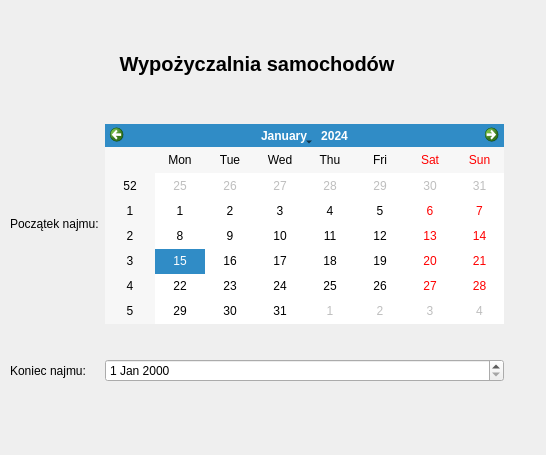
Jakub3Tp/Samochodzik, file layout.ui: the form before one commit.
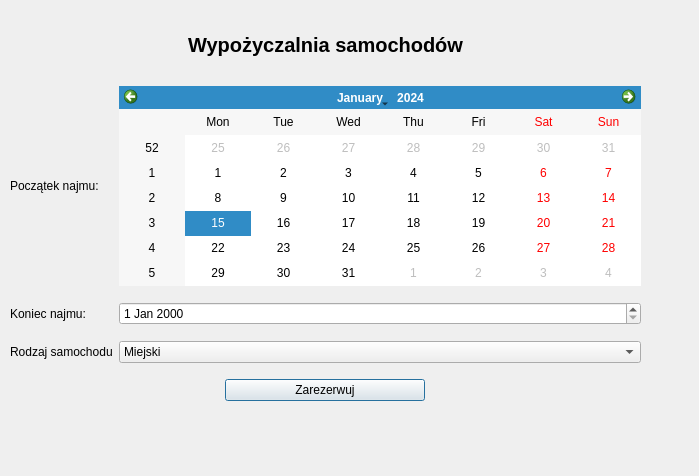
The form after the commit.

Diff of the .ui file:
```diff
--- a/layout.ui
+++ b/layout.ui
@@ -6,8 +6,8 @@
    <rect>
     <x>0</x>
     <y>0</y>
-    <width>546</width>
-    <height>455</height>
+    <width>699</width>
+    <height>476</height>
    </rect>
   </property>
   <property name="windowTitle">
@@ -18,18 +18,45 @@
     <rect>
      <x>10</x>
      <y>10</y>
-     <width>494</width>
+     <width>631</width>
      <height>401</height>
     </rect>
    </property>
    <layout class="QGridLayout" name="gridLayout">
-    <item row="1" column="0">
-     <widget class="QLabel" name="label_2">
+    <item row="3" column="0">
+     <widget class="QLabel" name="label_4">
       <property name="text">
-       <string>Początek najmu:</string>
+       <string>Rodzaj samochodu</string>
       </property>
      </widget>
     </item>
+    <item row="3" column="1">
+     <widget class="QComboBox" name="comboBox">
+      <item>
+       <property name="text">
+        <string>Miejski</string>
+       </property>
+      </item>
+      <item>
+       <property name="text">
+        <string>Kompakt</string>
+       </property>
+      </item>
+      <item>
+       <property name="text">
+        <string>Van</string>
+       </property>
+      </item>
+      <item>
+       <property name="text">
+        <string>Suv</string>
+       </property>
+      </item>
+     </widget>
+    </item>
+    <item row="2" column="1">
+     <widget class="QDateEdit" name="dateEdit"/>
+    </item>
     <item row="1" column="1">
      <widget class="QCalendarWidget" name="calendarWidget">
       <property name="maximumSize">
@@ -40,6 +67,13 @@
       </property>
      </widget>
     </item>
+    <item row="1" column="0">
+     <widget class="QLabel" name="label_2">
+      <property name="text">
+       <string>Początek najmu:</string>
+      </property>
+     </widget>
+    </item>
     <item row="0" column="0" colspan="2">
      <widget class="QLabel" name="label">
       <property name="maximumSize">
@@ -68,8 +102,34 @@
       </property>
      </widget>
     </item>
-    <item row="2" column="1">
-     <widget class="QDateEdit" name="dateEdit"/>
+    <item row="4" column="0" colspan="2">
+     <layout class="QHBoxLayout" name="horizontalLayout">
+      <item>
+       <widget class="QPushButton" name="pushButton">
+        <property name="sizePolicy">
+         <sizepolicy hsizetype="Minimum" vsizetype="Fixed">
+          <horstretch>0</horstretch>
+          <verstretch>0</verstretch>
+         </sizepolicy>
+        </property>
+        <property name="maximumSize">
+         <size>
+          <width>200</width>
+          <height>16777215</height>
+         </size>
+        </property>
+        <property name="layoutDirection">
+         <enum>Qt::LeftToRight</enum>
+        </property>
+        <property name="styleSheet">
+         <string notr="true">justyfy-content: center</string>
+        </property>
+        <property name="text">
+         <string>Zarezerwuj</string>
+        </property>
+       </widget>
+      </item>
+     </layout>
     </item>
    </layout>
   </widget>
```
